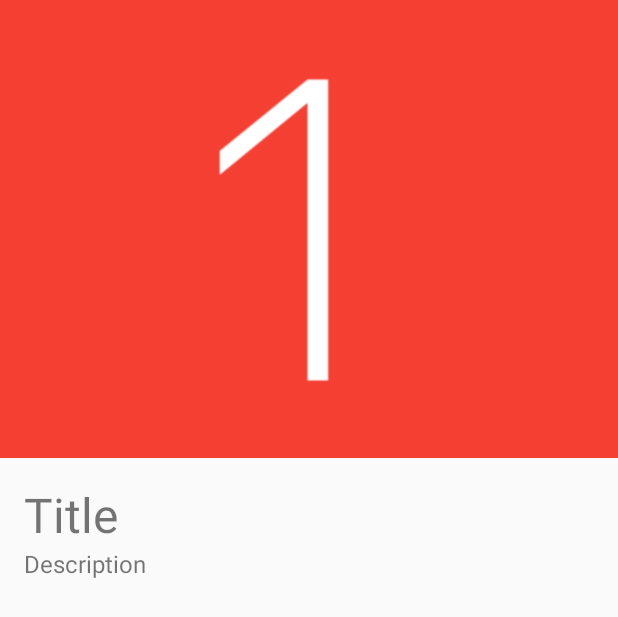
After one commit to BirjuVachhani/RecyclerViewExample, an Android app: the layout activity_detailed.xml on its own in the app's theme, with its tools: preview values and no code run, on a phone screen of 412 x 824 dp. The commit adds this screen. Shown: the top 617 px of the screen. Run offline under Robolectric (Android 15) with nearby library versions, the phone set to English and light mode, and no system bars.

Commit message:
Add Detailed Activity and Constants class

```diff
--- a/app/src/main/AndroidManifest.xml
+++ b/app/src/main/AndroidManifest.xml
@@ -16,6 +16,8 @@
                 <category android:name="android.intent.category.LAUNCHER" />
             </intent-filter>
         </activity>
+        <activity android:name=".DetailedActivity"
+            android:theme="@style/AppTheme2" />
     </application>
 
 </manifest>
--- /dev/null
+++ b/app/src/main/res/layout/activity_detailed.xml
@@ -0,0 +1,39 @@
+<?xml version="1.0" encoding="utf-8"?>
+<LinearLayout
+    xmlns:android="http://schemas.android.com/apk/res/android"
+    xmlns:tools="http://schemas.android.com/tools"
+    android:layout_width="match_parent"
+    android:layout_height="match_parent"
+    android:orientation="vertical"
+    tools:context="com.birjuvachhani.recyclerviewexample.DetailedActivity">
+
+    <ImageView
+        android:id="@+id/iv_img"
+        android:layout_width="match_parent"
+        android:layout_height="305dp"
+        android:scaleType="centerCrop"
+        android:src="@drawable/img1" />
+
+    <LinearLayout
+        android:layout_width="match_parent"
+        android:layout_height="wrap_content"
+        android:orientation="vertical"
+        android:padding="16dp">
+
+        <TextView
+            android:id="@+id/tv_title"
+            android:layout_width="wrap_content"
+            android:layout_height="wrap_content"
+            android:text="@string/sample_label_title"
+            android:textSize="32sp"/>
+
+        <TextView
+            android:id="@+id/tv_desc"
+            android:layout_width="wrap_content"
+            android:layout_height="wrap_content"
+            android:text="@string/sample_label_desc"
+            android:textSize="16sp"/>
+
+    </LinearLayout>
+
+</LinearLayout>
--- a/app/src/main/res/values/styles.xml
+++ b/app/src/main/res/values/styles.xml
@@ -8,4 +8,11 @@
         <item name="colorAccent">@color/colorAccent</item>
     </style>
 
+    <style name="AppTheme2" parent="Theme.AppCompat.Light.NoActionBar">
+        <!-- Customize your theme here. -->
+        <item name="colorPrimary">@color/colorPrimary</item>
+        <item name="colorPrimaryDark">@color/colorPrimaryDark</item>
+        <item name="colorAccent">@color/colorAccent</item>
+    </style>
+
 </resources>
```
Also changed, not shown: app/src/main/java/com/birjuvachhani/recyclerviewexample/Constants.java (added, +13 -0 lines), app/src/main/java/com/birjuvachhani/recyclerviewexample/CustomAdapter.java (+8 -1 lines), app/src/main/java/com/birjuvachhani/recyclerviewexample/DetailedActivity.java (added, +37 -0 lines).
